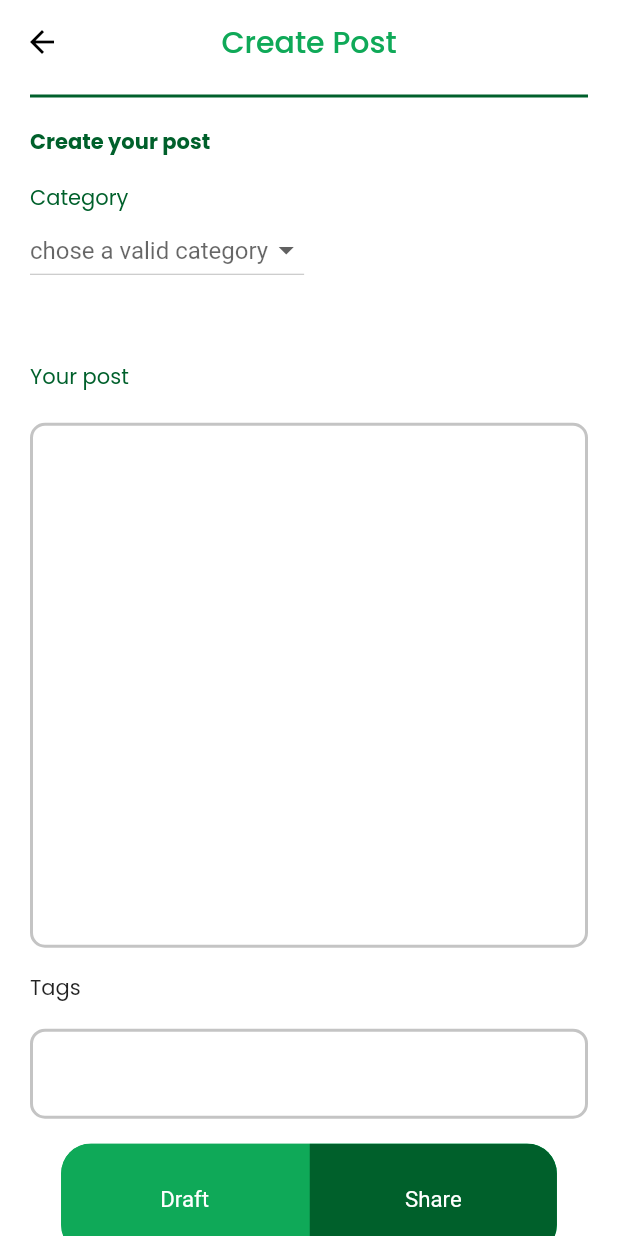
After one commit to mahmudulri/austtaptvl, a Flutter app: the CreatePost screen opened directly, on a phone screen of 412 x 824 dp. The commit adds this screen. Run offline on Flutter 3.47's test engine with Material 2 defaults, Android fonts, the phone set to English and light mode, and no system bars; drawn by our look-alikes of toggle_switch; our stand-ins replace flutter_svg, get, google_fonts.

Commit message:
create post added

```diff
--- a/lib/main.dart
+++ b/lib/main.dart
@@ -1,6 +1,7 @@
 import 'package:austtaptvl/ui/pages/auth/login_page.dart';
 import 'package:austtaptvl/ui/pages/auth/register_fields_box/pageone.dart';
 import 'package:austtaptvl/ui/pages/auth/register_page.dart';
+import 'package:austtaptvl/ui/pages/create_post_page.dart';
 import 'package:austtaptvl/ui/pages/details_pages/job_details.dart';
 import 'package:austtaptvl/ui/pages/details_pages/news_details.dart';
 import 'package:austtaptvl/ui/pages/details_pages/notice_details.dart';
--- /dev/null
+++ b/lib/ui/pages/create_post_page.dart
@@ -0,0 +1,220 @@
+import 'package:austtaptvl/const/colors.dart';
+import 'package:austtaptvl/const/strings.dart';
+import 'package:flutter/material.dart';
+import 'package:google_fonts/google_fonts.dart';
+import 'package:toggle_switch/toggle_switch.dart';
+
+class CreatePost extends StatefulWidget {
+  @override
+  State<CreatePost> createState() => _CreatePostState();
+}
+
+class _CreatePostState extends State<CreatePost> {
+  final dropitems = ['Item 1', 'Item 2', 'Item 3', 'Item 4', 'Item 5'];
+  String? value;
+  var categories;
+  @override
+  Widget build(BuildContext context) {
+    var screenWidth = MediaQuery.of(context).size.width;
+    var screenHeigth = MediaQuery.of(context).size.height;
+    return Scaffold(
+      backgroundColor: Colors.white,
+      appBar: AppBar(
+        leading: Icon(
+          Icons.arrow_back,
+          color: Colors.black,
+        ),
+        backgroundColor: Colors.white,
+        elevation: 0.0,
+        centerTitle: true,
+        title: Text(
+          'Create Post',
+          style: GoogleFonts.poppins(
+            textStyle: TextStyle(
+              color: Color(0xff0FA958),
+            ),
+          ),
+        ),
+      ),
+      body: Padding(
+        padding: const EdgeInsets.only(
+          left: 20,
+          right: 20,
+        ),
+        child: SingleChildScrollView(
+          physics: BouncingScrollPhysics(),
+          child: Column(
+            children: [
+              Divider(
+                color: AppColors.defaultcolor,
+                thickness: 2,
+              ),
+              SizedBox(
+                height: screenHeigth * 0.015,
+              ),
+              Row(
+                crossAxisAlignment: CrossAxisAlignment.start,
+                children: [
+                  Text(
+                    "Create your post",
+                    style: GoogleFonts.poppins(
+                      fontSize: screenHeigth * 0.017,
+                      fontWeight: FontWeight.bold,
+                      color: Color(0xff00602B),
+                    ),
+                  ),
+                ],
+              ),
+              SizedBox(
+                height: screenHeigth * 0.020,
+              ),
+              Row(
+                crossAxisAlignment: CrossAxisAlignment.start,
+                children: [
+                  Text(
+                    "Category",
+                    style: GoogleFonts.poppins(
+                      fontSize: screenHeigth * 0.017,
+                      color: Color(0xff00602B),
+                    ),
+                  ),
+                ],
+              ),
+              // DropdownButton<String>(
+              //   value: value,
+              //   isExpanded: true,
+              //   items: dropitems(buidMenuItem).toList(),
+              //   onChanged: (value) => setState(() => this.value = value),
+              // ),
+              Row(
+                children: [
+                  DropdownButton<String>(
+                    // isExpanded: true,
+                    icon: Icon(
+                      Icons.arrow_drop_down,
+                    ),
+                    hint: Text("chose a valid category"),
+                    onChanged: (val) {
+                      setState(() {
+                        this.categories = val;
+                      });
+                      print(val);
+                    },
+                    value: this.categories,
+                    items: [
+                      DropdownMenuItem(
+                        value: 'Help post',
+                        child: Text("Help post"),
+                      ),
+                      DropdownMenuItem(
+                        value: 'job post',
+                        child: Text("job post"),
+                      ),
+                    ],
+                  ),
+                ],
+              ),
+              SizedBox(
+                height: 50,
+              ),
+              Row(
+                crossAxisAlignment: CrossAxisAlignment.start,
+                children: [
+                  Text(
+                    "Your post",
+                    style: GoogleFonts.poppins(
+                      fontSize: screenHeigth * 0.017,
+                      color: Color(0xff00602B),
+                    ),
+                  ),
+                ],
+              ),
+              SizedBox(
+                height: 20,
+              ),
+              Container(
+                height: 350,
+                width: screenWidth - 20,
+                decoration: BoxDecoration(
+                  borderRadius: BorderRadius.circular(10),
+                  border: Border.all(color: Color(0xffC4C4C4), width: 2),
+                ),
+                child: TextField(
+                  decoration: InputDecoration(
+                    border: InputBorder.none,
+                  ),
+                  keyboardType: TextInputType.multiline,
+                  minLines: 1,
+                  maxLines: 30,
+                ),
+              ),
+              SizedBox(
+                height: screenHeigth * 0.020,
+              ),
+              Row(
+                crossAxisAlignment: CrossAxisAlignment.start,
+                children: [
+                  Text(
+                    "Tags",
+                    style: GoogleFonts.poppins(
+                      fontSize: screenHeigth * 0.017,
+                    ),
+                  ),
+                ],
+              ),
+              SizedBox(
+                height: screenHeigth * 0.020,
+              ),
+              Container(
+                height: 60,
+                width: screenWidth - 20,
+                decoration: BoxDecoration(
+                  borderRadius: BorderRadius.circular(10),
+                  border: Border.all(color: Color(0xffC4C4C4), width: 2),
+                ),
+                child: TextField(
+                  decoration: InputDecoration(
+                    border: InputBorder.none,
+                  ),
+                  keyboardType: TextInputType.multiline,
+                  minLines: 1,
+                  maxLines: 30,
+                ),
+              ),
+              SizedBox(
+                height: screenHeigth * 0.020,
+              ),
+              ToggleSwitch(
+                cornerRadius: 20,
+                minWidth: screenWidth * 0.400,
+                minHeight: screenHeigth * 0.090,
+                fontSize: screenHeigth * 0.018,
+                initialLabelIndex: 1,
+                activeBgColor: [
+                  Color(
+                    0xff00602B,
+                  )
+                ],
+                activeFgColor: Colors.white,
+                inactiveBgColor: Color(0xff0FA958),
+                inactiveFgColor: Colors.white,
+                totalSwitches: 2,
+                labels: ['Draft', 'Share'],
+                onToggle: (index) {
+                  print('switched to: $index');
+                },
+              ),
+              SizedBox(
+                height: screenHeigth * 0.020,
+              ),
+            ],
+          ),
+        ),
+      ),
+    );
+  }
+
+  DropdownMenuItem<String>? buidMenuItem(String item) {
+    DropdownMenuItem(value: item, child: Text(item));
+  }
+}
--- a/pubspec.yaml
+++ b/pubspec.yaml
@@ -37,6 +37,7 @@ dependencies:
   flutter_svg: ^1.1.5
   get: ^4.6.5
   google_fonts: ^3.0.1
+  toggle_switch: ^2.0.1
 
 dev_dependencies:
   flutter_test:
```
Also changed, not shown: pubspec.lock.
